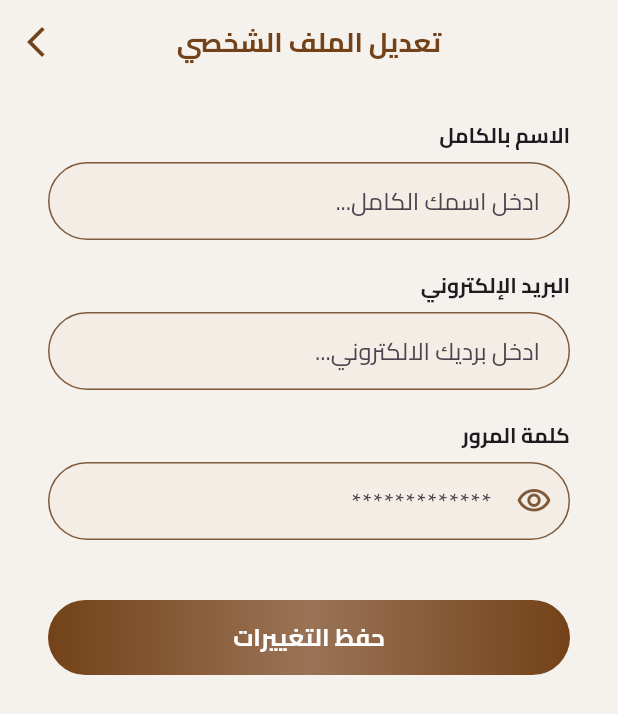
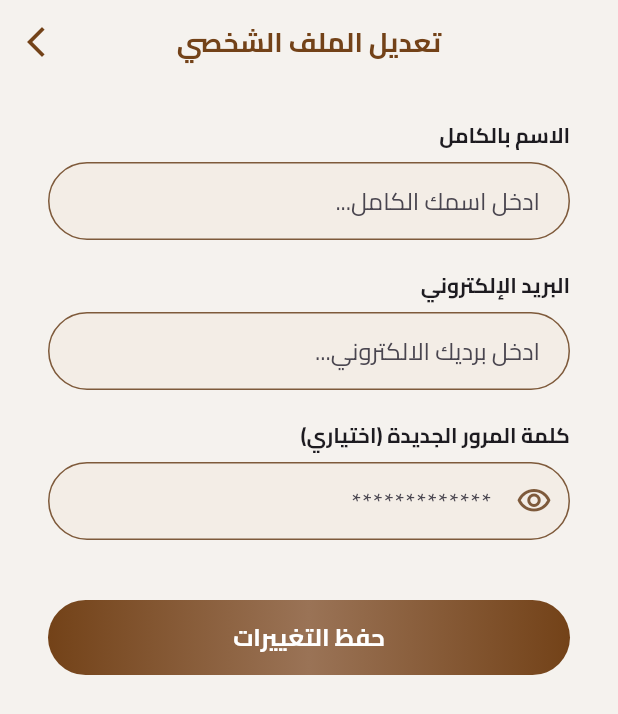
Before and after one commit to F37214453/mulabbi, a Flutter app: the SettingsPage screen opened directly, after a tap on "تعديل الملف الشخصي", on a phone screen of 412 x 824 dp. Shown: the top 714 px of the screen. Run offline on Flutter 3.47's test engine with Material 3 defaults, Android fonts, the phone set to English and light mode, and no system bars; our stand-ins replace adhan, dio, flutter_svg, get, google_fonts, hijri and 3 more; missing offline and left inert: quran; accounts and stored records are empty; project files that could hold a hidden picture were left out.

Commit message:
Implement edit profile

```diff
--- /dev/null
+++ b/lib/controllers/user_profile_controller.dart
@@ -0,0 +1,111 @@
+import 'package:flutter/material.dart';
+import 'package:supabase_flutter/supabase_flutter.dart';
+
+class UserProfileController extends ChangeNotifier {
+  final TextEditingController nameController = TextEditingController();
+  final TextEditingController emailController = TextEditingController();
+  final TextEditingController passwordController = TextEditingController();
+
+  final _supabase = Supabase.instance.client;
+  bool _isLoading = false;
+  String? _errorMessage;
+
+  bool get isLoading => _isLoading;
+  String? get errorMessage => _errorMessage;
+
+  @override
+  void dispose() {
+    nameController.dispose();
+    emailController.dispose();
+    passwordController.dispose();
+    super.dispose();
+  }
+
+  // Load user data when entering the page
+  Future<void> loadUserData() async {
+    try {
+      _isLoading = true;
+      _errorMessage = null;
+      notifyListeners();
+
+      final user = _supabase.auth.currentUser;
+      if (user == null) {
+        _errorMessage = 'لم يتم العثور على المستخدم';
+        return;
+      }
+
+      // Get user data from Supabase
+      final response =
+          await _supabase
+              .from('users')
+              .select('name, email')
+              .eq('id', user.id)
+              .maybeSingle();
+
+      if (response != null) {
+        nameController.text = response['name'] ?? '';
+        emailController.text = response['email'] ?? user.email ?? '';
+      } else {
+        // If no user record exists, use auth user data
+        emailController.text = user.email ?? '';
+      }
+    } catch (e) {
+      _errorMessage = 'خطأ في تحميل بيانات المستخدم: $e';
+    } finally {
+      _isLoading = false;
+      notifyListeners();
+    }
+  }
+
+  // Save user profile changes
+  Future<bool> saveUserProfile() async {
+    try {
+      _isLoading = true;
+      _errorMessage = null;
+      notifyListeners();
+
+      final user = _supabase.auth.currentUser;
+      if (user == null) {
+        _errorMessage = 'لم يتم العثور على المستخدم';
+        return false;
+      }
+
+      // Update user data in Supabase
+      await _supabase.from('users').upsert({
+        'id': user.id,
+        'name': nameController.text.trim(),
+        'email': emailController.text.trim(),
+        'updated_at': DateTime.now().toIso8601String(),
+      });
+
+      // Update email in auth if changed
+      if (emailController.text.trim() != user.email) {
+        await _supabase.auth.updateUser(
+          UserAttributes(email: emailController.text.trim()),
+        );
+      }
+
+      // Update password if provided
+      if (passwordController.text.isNotEmpty) {
+        await _supabase.auth.updateUser(
+          UserAttributes(password: passwordController.text),
+        );
+        passwordController.clear();
+      }
+
+      return true;
+    } catch (e) {
+      _errorMessage = 'خطأ في حفظ البيانات: $e';
+      return false;
+    } finally {
+      _isLoading = false;
+      notifyListeners();
+    }
+  }
+
+  // Clear error message
+  void clearError() {
+    _errorMessage = null;
+    notifyListeners();
+  }
+}
--- a/lib/main.dart
+++ b/lib/main.dart
@@ -30,7 +30,6 @@ class MyApp extends StatelessWidget {
     return GetMaterialApp(
       debugShowCheckedModeBanner: false,
       theme: ThemeData(fontFamily: "Cairo"),
-      // home: MainScaffold(userType: UserType.guest),
       home: IsNewUserScreen(),
     );
   }
--- a/lib/views/settings_views/settings_page.dart
+++ b/lib/views/settings_views/settings_page.dart
@@ -4,6 +4,8 @@ import 'package:mulabbi/views/settings_views/user_profile.dart';
 import 'package:mulabbi/widgets/settings_widgets/language_row.dart';
 import 'package:mulabbi/widgets/settings_widgets/settings_row.dart';
 import 'package:mulabbi/widgets/settings_widgets/toggle_row.dart';
+import 'package:supabase_flutter/supabase_flutter.dart';
+import 'package:mulabbi/views/settings_views/faq_page.dart';
 
 class SettingsPage extends StatefulWidget {
   const SettingsPage({super.key});
@@ -15,6 +17,32 @@ class SettingsPage extends StatefulWidget {
 class _SettingsPageState extends State<SettingsPage> {
   bool notificationsEnabled = true;
   String selectedLanguage = 'ar'; // 'ar' for Arabic, 'en' for English
+  Map<String, dynamic>? userData;
+
+  @override
+  void initState() {
+    super.initState();
+    _fetchUserData();
+  }
+
+  Future<void> _fetchUserData() async {
+    final user = Supabase.instance.client.auth.currentUser;
+
+    if (user != null) {
+      final response =
+          await Supabase.instance.client
+              .from('users')
+              .select()
+              .eq('id', user.id)
+              .single();
+
+      if (mounted) {
+        setState(() {
+          userData = response;
+        });
+      }
+    }
+  }
 
   @override
   Widget build(BuildContext context) {
@@ -24,7 +52,6 @@ class _SettingsPageState extends State<SettingsPage> {
         backgroundColor: const Color(0xFFF9F7F4),
         body: Column(
           children: [
-            // 🟤 Profile Header with gradient arc
             Stack(
               children: [
                 ClipPath(
@@ -83,7 +110,6 @@ class _SettingsPageState extends State<SettingsPage> {
 
             const SizedBox(height: 30),
 
-            // 🧾 White settings card
             Container(
               width: 360,
               padding: const EdgeInsets.symmetric(vertical: 26, horizontal: 20),
@@ -112,7 +138,6 @@ class _SettingsPageState extends State<SettingsPage> {
                       );
                     },
                   ),
-
                   const Divider(thickness: 1, color: Color(0xFFEDEDED)),
                   ToggleRow(
                     title: 'الإشعارات',
@@ -133,17 +158,15 @@ class _SettingsPageState extends State<SettingsPage> {
                       });
                     },
                   ),
-
                   const Divider(thickness: 1, color: Color(0xFFEDEDED)),
                   SettingsRow(
                     title: 'الأسئلة الشائعة & الدعم',
                     icon: Icons.help_outline,
                     onTap: () {
-                      ScaffoldMessenger.of(context).showSnackBar(
-                        const SnackBar(
-                          content: Text(
-                            'سيتم إضافة صفحة الأسئلة الشائعة قريباً',
-                          ),
+                      Navigator.push(
+                        context,
+                        MaterialPageRoute(
+                          builder: (context) => const FaqPage(),
                         ),
                       );
                     },
--- a/lib/views/settings_views/user_profile.dart
+++ b/lib/views/settings_views/user_profile.dart
@@ -1,19 +1,44 @@
 import 'package:flutter/material.dart';
 import 'package:mulabbi/core/colors.dart';
+import 'package:mulabbi/controllers/user_profile_controller.dart';
 import 'package:mulabbi/widgets/settings_widgets/custom_text_field.dart';
 import 'package:mulabbi/widgets/settings_widgets/password_field.dart';
+import 'package:provider/provider.dart';
 
-class UserProfile extends StatelessWidget {
+class UserProfile extends StatefulWidget {
   const UserProfile({super.key});
 
   @override
+  State<UserProfile> createState() => _UserProfileState();
+}
+
+class _UserProfileState extends State<UserProfile> {
+  late UserProfileController _controller;
+
+  @override
+  void initState() {
+    super.initState();
+    _controller = UserProfileController();
+    // Load user data when entering the page
+    _controller.loadUserData();
+  }
+
+  @override
+  void dispose() {
+    _controller.dispose();
+    super.dispose();
+  }
+
+  @override
   Widget build(BuildContext context) {
-    return Directionality(
+    return ChangeNotifierProvider.value(
+      value: _controller,
+      child: Directionality(
         textDirection: TextDirection.rtl,
         child: Scaffold(
           backgroundColor: const Color(0xFFF5F2EE),
           appBar: AppBar(
-          automaticallyImplyLeading: false, // 🚫 Hide default back button
+            automaticallyImplyLeading: false,
             backgroundColor: Colors.transparent,
             elevation: 0,
             centerTitle: true,
@@ -40,45 +65,82 @@ class UserProfile extends StatelessWidget {
               ),
             ],
           ),
+          body: Consumer<UserProfileController>(
+            builder: (context, controller, child) {
+              if (controller.isLoading) {
+                return const Center(
+                  child: CircularProgressIndicator(color: Color(0xFF734218)),
+                );
+              }
 
-        body: Padding(
+              return Padding(
                 padding: const EdgeInsets.symmetric(horizontal: 32),
                 child: Column(
                   crossAxisAlignment: CrossAxisAlignment.start,
-            children: const [
-              SizedBox(height: 24),
-              Text(
+                  children: [
+                    const SizedBox(height: 24),
+
+                    // Error message if any
+                    if (controller.errorMessage != null)
+                      Container(
+                        width: double.infinity,
+                        padding: const EdgeInsets.all(12),
+                        margin: const EdgeInsets.only(bottom: 16),
+                        decoration: BoxDecoration(
+                          color: Colors.red.shade50,
+                          borderRadius: BorderRadius.circular(8),
+                          border: Border.all(color: Colors.red.shade200),
+                        ),
+                        child: Text(
+                          controller.errorMessage!,
+                          style: TextStyle(
+                            color: Colors.red.shade700,
+                            fontFamily: 'Cairo',
+                          ),
+                        ),
+                      ),
+
+                    const Text(
                       'الاسم بالكامل',
                       style: TextStyle(
                         fontFamily: 'Cairo',
                         fontWeight: FontWeight.bold,
                       ),
                     ),
-              SizedBox(height: 8),
-              CustomTextField(hint: 'ادخل اسمك الكامل...'),
-              SizedBox(height: 20),
-              Text(
+                    const SizedBox(height: 8),
+                    CustomTextField(
+                      hint: 'ادخل اسمك الكامل...',
+                      controller: controller.nameController,
+                    ),
+                    const SizedBox(height: 20),
+                    const Text(
                       'البريد الإلكتروني',
                       style: TextStyle(
                         fontFamily: 'Cairo',
                         fontWeight: FontWeight.bold,
                       ),
                     ),
-              SizedBox(height: 8),
-              CustomTextField(hint: 'ادخل برديك الالكتروني...'),
-              SizedBox(height: 20),
-              Text(
-                'كلمة المرور',
+                    const SizedBox(height: 8),
+                    CustomTextField(
+                      hint: 'ادخل برديك الالكتروني...',
+                      controller: controller.emailController,
+                    ),
+                    const SizedBox(height: 20),
+                    const Text(
+                      'كلمة المرور الجديدة (اختياري)',
                       style: TextStyle(
                         fontFamily: 'Cairo',
                         fontWeight: FontWeight.bold,
                       ),
                     ),
-              SizedBox(height: 8),
-              PasswordField(),
-              SizedBox(height: 40),
-              SaveChangesButton(),
+                    const SizedBox(height: 8),
+                    PasswordField(controller: controller.passwordController),
+                    const SizedBox(height: 40),
+                    SaveChangesButton(controller: controller),
                   ],
+                ),
+              );
+            },
           ),
         ),
       ),
@@ -87,10 +149,14 @@ class UserProfile extends StatelessWidget {
 }
 
 class SaveChangesButton extends StatelessWidget {
-  const SaveChangesButton({super.key});
+  final UserProfileController controller;
+
+  const SaveChangesButton({super.key, required this.controller});
 
   @override
   Widget build(BuildContext context) {
+    return Consumer<UserProfileController>(
+      builder: (context, controller, child) {
         return Container(
           width: double.infinity,
           height: 50,
@@ -99,7 +165,34 @@ class SaveChangesButton extends StatelessWidget {
             borderRadius: BorderRadius.circular(30),
           ),
           child: ElevatedButton(
-        onPressed: () {},
+            onPressed:
+                controller.isLoading
+                    ? null
+                    : () async {
+                      final success = await controller.saveUserProfile();
+                      if (success && context.mounted) {
+                        ScaffoldMessenger.of(context).showSnackBar(
+                          const SnackBar(
+                            content: Text(
+                              'تم حفظ التغييرات بنجاح',
+                              style: TextStyle(fontFamily: 'Cairo'),
+                            ),
+                            backgroundColor: Colors.green,
+                          ),
+                        );
+                        Navigator.pop(context);
+                      } else if (context.mounted) {
+                        ScaffoldMessenger.of(context).showSnackBar(
+                          SnackBar(
+                            content: Text(
+                              controller.errorMessage ?? 'حدث خطأ أثناء الحفظ',
+                              style: const TextStyle(fontFamily: 'Cairo'),
+                            ),
+                            backgroundColor: Colors.red,
+                          ),
+                        );
+                      }
+                    },
             style: ElevatedButton.styleFrom(
               backgroundColor: Colors.transparent,
               shadowColor: Colors.transparent,
@@ -107,7 +200,17 @@ class SaveChangesButton extends StatelessWidget {
                 borderRadius: BorderRadius.circular(30),
               ),
             ),
-        child: const Text(
+            child:
+                controller.isLoading
+                    ? const SizedBox(
+                      width: 20,
+                      height: 20,
+                      child: CircularProgressIndicator(
+                        color: Colors.white,
+                        strokeWidth: 2,
+                      ),
+                    )
+                    : const Text(
                       'حفظ التغييرات',
                       style: TextStyle(
                         fontFamily: 'Cairo',
@@ -118,5 +221,7 @@ class SaveChangesButton extends StatelessWidget {
                     ),
           ),
         );
+      },
+    );
   }
 }
--- a/lib/widgets/settings_widgets/custom_text_field.dart
+++ b/lib/widgets/settings_widgets/custom_text_field.dart
@@ -2,12 +2,14 @@ import 'package:flutter/material.dart';
 
 class CustomTextField extends StatelessWidget {
   final String hint;
+  final TextEditingController? controller;
 
-  const CustomTextField({super.key, required this.hint});
+  const CustomTextField({super.key, required this.hint, this.controller});
 
   @override
   Widget build(BuildContext context) {
     return TextField(
+      controller: controller,
       style: const TextStyle(fontFamily: 'Cairo'),
       decoration: InputDecoration(
         hintText: hint,
--- a/lib/widgets/settings_widgets/password_field.dart
+++ b/lib/widgets/settings_widgets/password_field.dart
@@ -1,11 +1,14 @@
 import 'package:flutter/material.dart';
 
 class PasswordField extends StatelessWidget {
-  const PasswordField({super.key});
+  final TextEditingController? controller;
+
+  const PasswordField({super.key, this.controller});
 
   @override
   Widget build(BuildContext context) {
     return TextField(
+      controller: controller,
       obscureText: true,
       style: const TextStyle(fontFamily: 'Cairo'),
       decoration: InputDecoration(
--- a/pubspec.yaml
+++ b/pubspec.yaml
@@ -37,6 +37,7 @@ dependencies:
   geolocator: ^10.1.0
   intl: any
   hijri_picker: ^3.0.0
+  provider: ^6.1.2
 
   # The following adds the Cupertino Icons font to your application.
   # Use with the CupertinoIcons class for iOS style icons.
```
Also changed, not shown: lib/views/settings_views/faq_page.dart (added, +54 -0 lines), lib/views/settings_views/guest_settings page.dart (+0 -16 lines), lib/views/shell/main_scaffold.dart (+6 -5 lines), pubspec.lock. Lines whose indentation alone changed are shown as unchanged.
